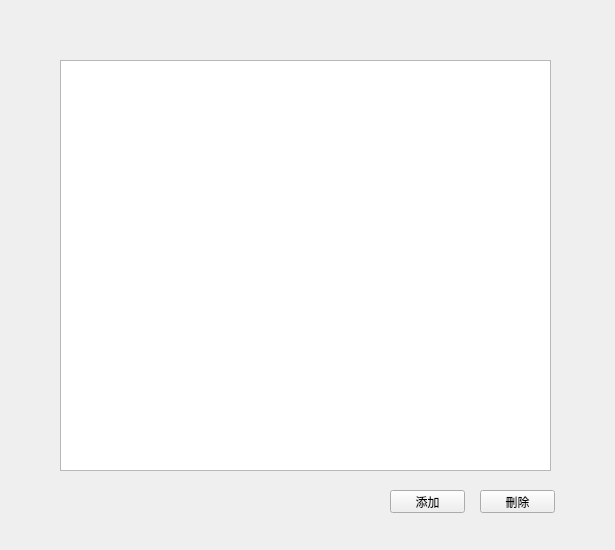
Qt form ac1608/deviceswnd.ui (jpcstpj7281/gameseer) before a commit.
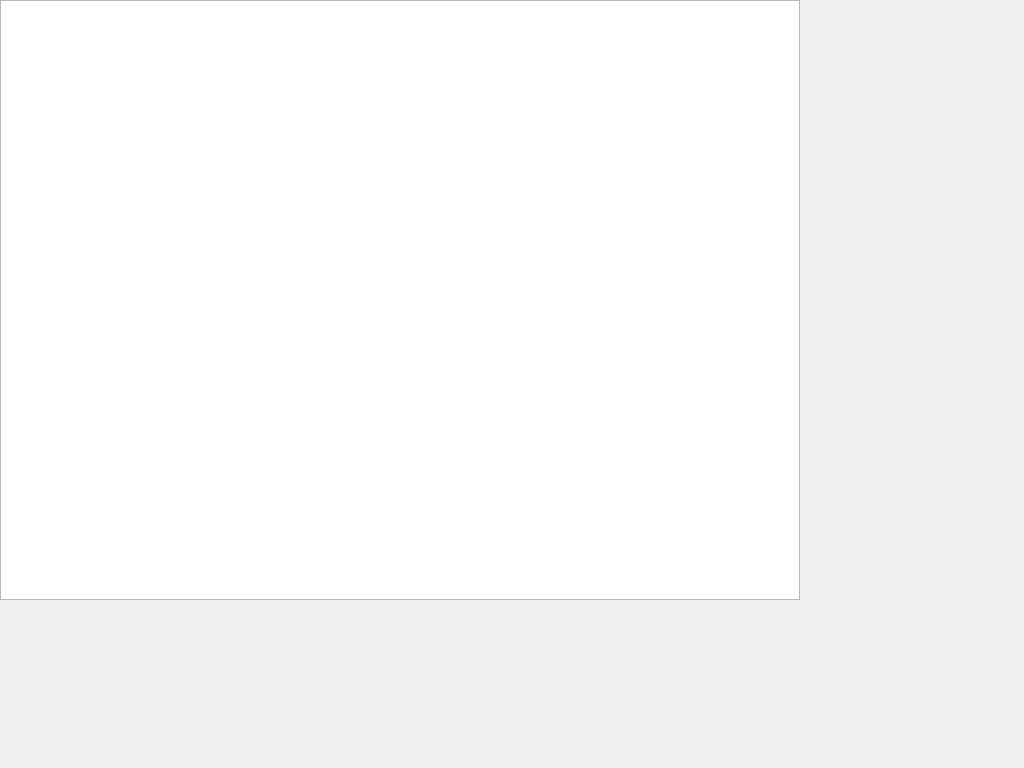
The same form after that commit.

Patch:
```diff
--- a/ac1608/deviceswnd.ui
+++ b/ac1608/deviceswnd.ui
@@ -6,23 +6,19 @@
    <rect>
     <x>0</x>
     <y>0</y>
-    <width>615</width>
-    <height>550</height>
+    <width>1024</width>
+    <height>768</height>
    </rect>
   </property>
+  <property name="minimumSize">
+   <size>
+    <width>1024</width>
+    <height>768</height>
+   </size>
+  </property>
   <property name="windowTitle">
    <string>Form</string>
   </property>
-  <widget class="QListView" name="listView">
-   <property name="geometry">
-    <rect>
-     <x>60</x>
-     <y>60</y>
-     <width>491</width>
-     <height>411</height>
-    </rect>
-   </property>
-  </widget>
   <widget class="QPushButton" name="pushButton">
    <property name="geometry">
     <rect>
@@ -49,6 +45,22 @@
     <string>刪除</string>
    </property>
   </widget>
+  <widget class="QTableWidget" name="tableDevices">
+   <property name="geometry">
+    <rect>
+     <x>0</x>
+     <y>0</y>
+     <width>800</width>
+     <height>600</height>
+    </rect>
+   </property>
+   <property name="minimumSize">
+    <size>
+     <width>800</width>
+     <height>600</height>
+    </size>
+   </property>
+  </widget>
  </widget>
  <resources/>
  <connections/>
```
